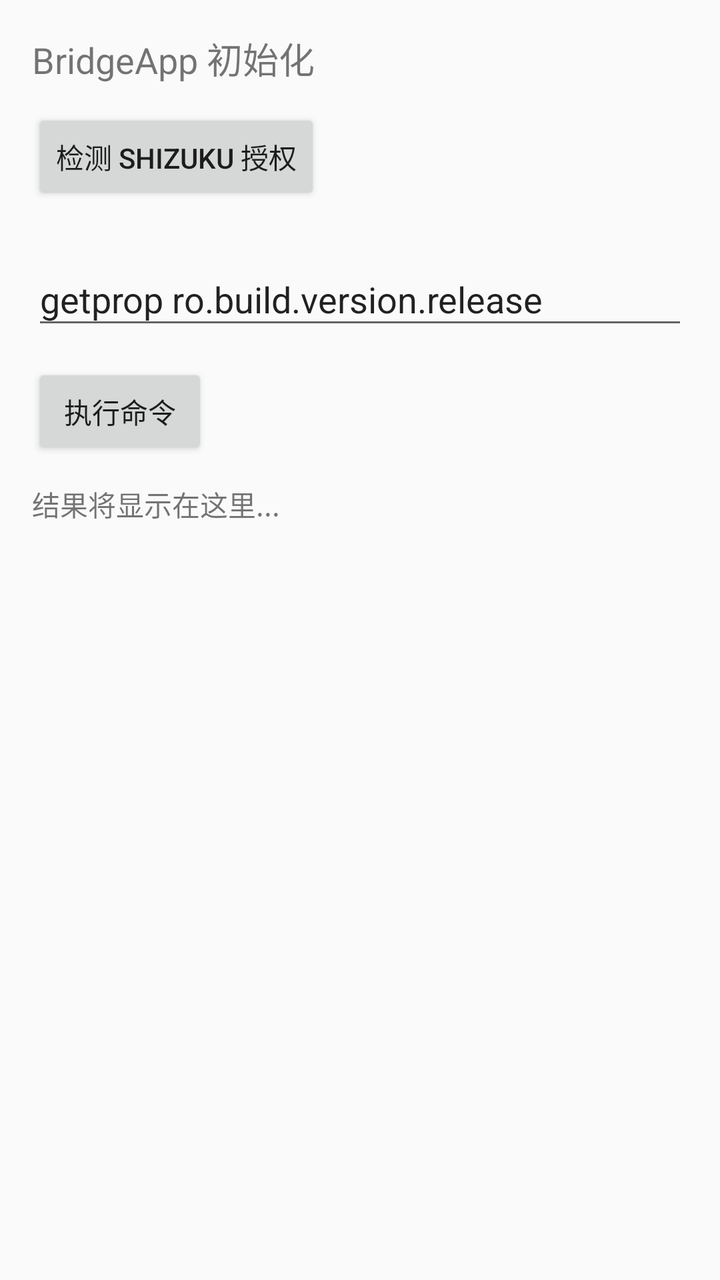
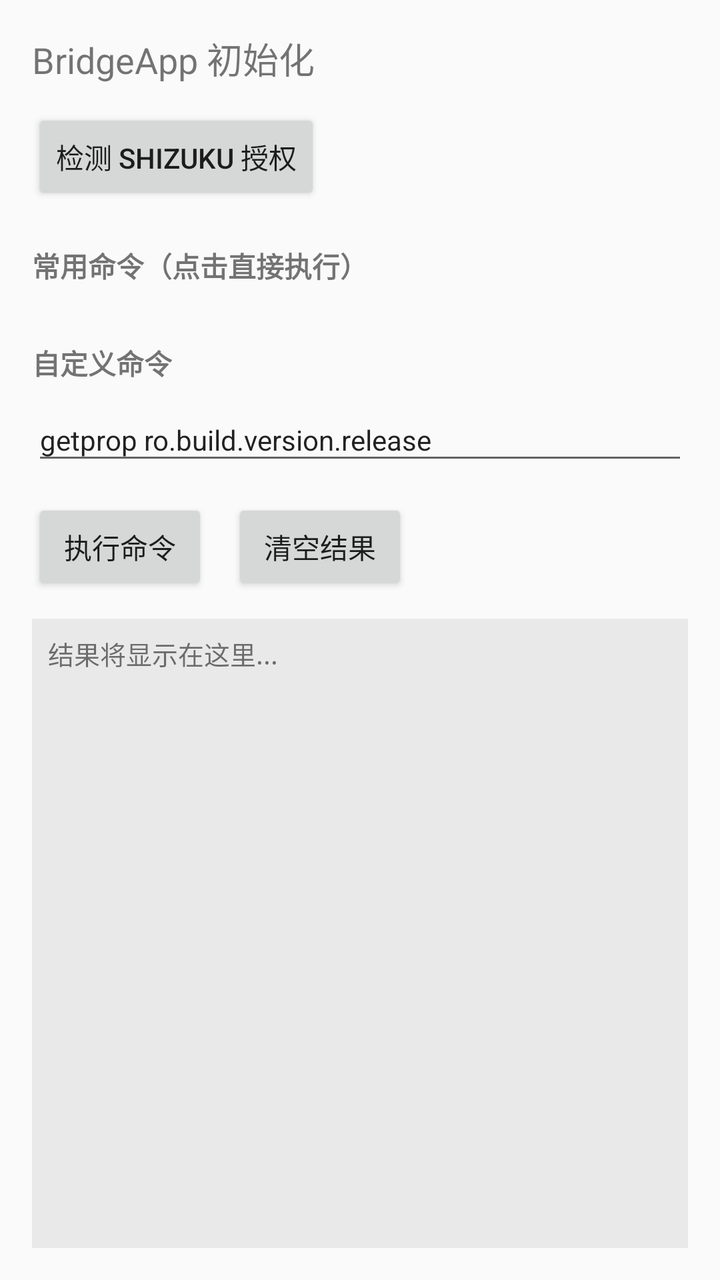

Before-and-after screenshots of an Android layout around one commit, followed by the original layout XML and the change that was made.
<!-- AndroidManifest.xml: application theme Theme.AppCompat.DayNight.DarkActionBar -->
<!-- res/layout/activity_main.xml -->
<?xml version="1.0" encoding="utf-8"?>
<LinearLayout xmlns:android="http://schemas.android.com/apk/res/android"
    android:layout_width="match_parent"
    android:layout_height="match_parent"
    android:orientation="vertical"
    android:padding="16dp">

    <TextView
        android:id="@+id/status_text"
        android:layout_width="wrap_content"
        android:layout_height="wrap_content"
        android:text="BridgeApp 初始化"
        android:textSize="18sp"
        android:layout_marginBottom="12dp"/>

    <Button
        android:id="@+id/test_btn"
        android:layout_width="wrap_content"
        android:layout_height="wrap_content"
        android:text="检测 SHIZUKU 授权"
        android:layout_marginBottom="24dp"/>

    <EditText
        android:id="@+id/cmd_input"
        android:layout_width="match_parent"
        android:layout_height="wrap_content"
        android:hint="输入 shell 命令 (如 getprop)"
        android:text="getprop ro.build.version.release"
        android:layout_marginBottom="12dp"/>

    <Button
        android:id="@+id/exec_btn"
        android:layout_width="wrap_content"
        android:layout_height="wrap_content"
        android:text="执行命令"
        android:layout_marginBottom="12dp"/>

    <ScrollView
        android:layout_width="match_parent"
        android:layout_height="match_parent">
        <TextView
            android:id="@+id/result_text"
            android:layout_width="match_parent"
            android:layout_height="wrap_content"
            android:text="结果将显示在这里..."
            android:textSize="14sp"
            android:textIsSelectable="true"/>
    </ScrollView>
</LinearLayout>
<!-- resources referenced by this layout -->
<resources>

</resources>

<!-- the commit's change to res/layout/activity_main.xml (unified diff, before → after) -->
@@ -18,32 +18,75 @@
         android:layout_width="wrap_content"
         android:layout_height="wrap_content"
         android:text="检测 SHIZUKU 授权"
-        android:layout_marginBottom="24dp"/>
+        android:layout_marginBottom="20dp"/>
+
+    
+    <TextView
+        android:layout_width="wrap_content"
+        android:layout_height="wrap_content"
+        android:text="常用命令（点击直接执行）"
+        android:textStyle="bold"
+        android:textSize="14sp"
+        android:layout_marginBottom="8dp"/>
+
+    <LinearLayout
+        android:id="@+id/quick_cmd_box"
+        android:layout_width="match_parent"
+        android:layout_height="wrap_content"
+        android:orientation="vertical"
+        android:layout_marginBottom="20dp"/>
+
+    
+    <TextView
+        android:layout_width="wrap_content"
+        android:layout_height="wrap_content"
+        android:text="自定义命令"
+        android:textStyle="bold"
+        android:textSize="14sp"
+        android:layout_marginBottom="8dp"/>
 
     <EditText
         android:id="@+id/cmd_input"
         android:layout_width="match_parent"
         android:layout_height="wrap_content"
-        android:hint="输入 shell 命令 (如 getprop)"
+        android:hint="输入 shell 命令"
         android:text="getprop ro.build.version.release"
+        android:textSize="14sp"
         android:layout_marginBottom="12dp"/>
 
-    <Button
-        android:id="@+id/exec_btn"
-        android:layout_width="wrap_content"
+    <LinearLayout
+        android:layout_width="match_parent"
         android:layout_height="wrap_content"
-        android:text="执行命令"
-        android:layout_marginBottom="12dp"/>
+        android:orientation="horizontal"
+        android:layout_marginBottom="12dp">
+
+        <Button
+            android:id="@+id/exec_btn"
+            android:layout_width="wrap_content"
+            android:layout_height="wrap_content"
+            android:text="执行命令"/>
+
+        <Button
+            android:id="@+id/clear_btn"
+            android:layout_width="wrap_content"
+            android:layout_height="wrap_content"
+            android:text="清空结果"
+            android:layout_marginStart="12dp"/>
+    </LinearLayout>
 
     <ScrollView
+        android:id="@+id/result_scroll"
         android:layout_width="match_parent"
-        android:layout_height="match_parent">
+        android:layout_height="match_parent"
+        android:background="#11000000"
+        android:padding="8dp">
         <TextView
             android:id="@+id/result_text"
             android:layout_width="match_parent"
             android:layout_height="wrap_content"
             android:text="结果将显示在这里..."
-            android:textSize="14sp"
+            android:textSize="13sp"
+            android:typeface="monospace"
             android:textIsSelectable="true"/>
     </ScrollView>
 </LinearLayout>
